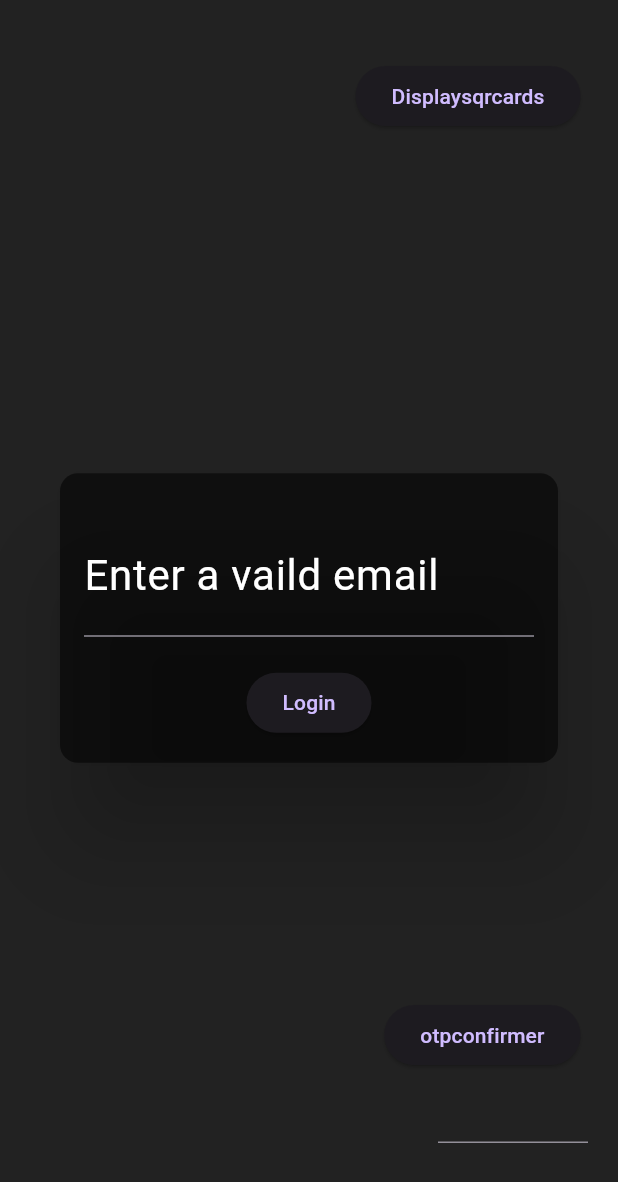
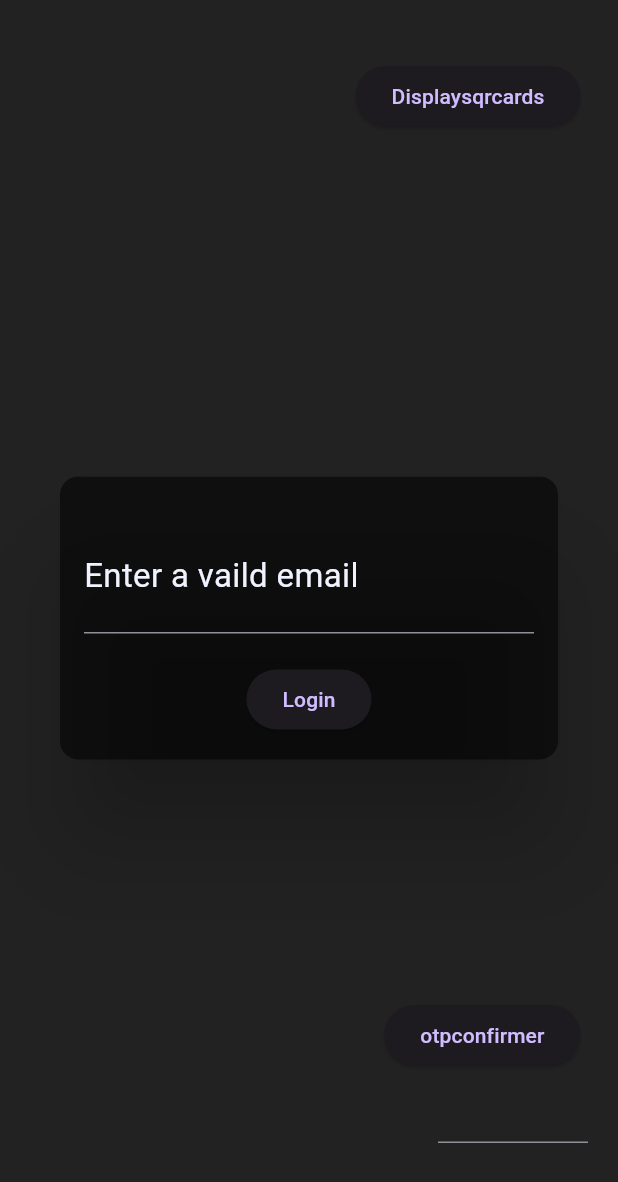
Before and after one commit to snaupdog/qrjungle, a Flutter app: the MyApp screen opened directly, on a phone screen of 412 x 824 dp. Shown: the top 1182 px of the screen. Run offline on Flutter 3.47's test engine with Material 3 defaults, Android fonts, the phone set to English and light mode, and no system bars; our stand-ins replace animated_splash_screen, cached_network_image, shared_preferences; missing offline and left inert: amplify_api, amplify_auth_cognito, amplify_flutter, delayed_widget; accounts and stored records are empty; Roboto replaces fonts that are missing (NunitoSans_7pt); statements that could not run were skipped.

Commit message:
added themed text to MyApp

```diff
--- a/qrjungle/lib/myapp.dart
+++ b/qrjungle/lib/myapp.dart
@@ -56,6 +56,7 @@ class _LoginCardState extends State<LoginCard> {
 
   @override
   Widget build(BuildContext context) {
+    TextTheme _texttheme = Theme.of(context).textTheme;
     return Stack(
       fit: StackFit.expand,
       children: <Widget>[
@@ -70,7 +71,6 @@ class _LoginCardState extends State<LoginCard> {
                   context,
                   MaterialPageRoute(builder: (context) => const qrCards()),
                 );
-                // Define the action to take when the "Skip" button is pressed.
               },
               child: const Text('Displaysqrcards'),
             ),
@@ -117,8 +117,8 @@ class _LoginCardState extends State<LoginCard> {
                 children: <Widget>[
                   const SizedBox(height: 10),
                   TextField(
-                    decoration: const InputDecoration(
-                      labelStyle: TextStyle(color: Colors.white),
+                    decoration: InputDecoration(
+                      labelStyle: _texttheme.bodyMedium,
                       labelText: 'Enter a vaild email',
                     ),
                     controller: emailController,
@@ -132,15 +132,15 @@ class _LoginCardState extends State<LoginCard> {
                     child: const Text('Login'),
                   ),
                   if (!isvalid)
-                    const Text(
+                    Text(
                       "wrong username or password",
+                      style: _texttheme.bodyMedium,
                     ),
                 ],
               ),
             ),
           ),
         ),
-
         // Other widgets can be added here
       ],
     );
```
